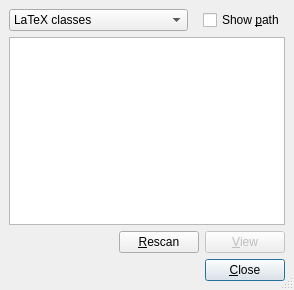
Old version of the form src/frontends/qt4/ui/TexinfoUi.ui in the repository cburschka/lyx.
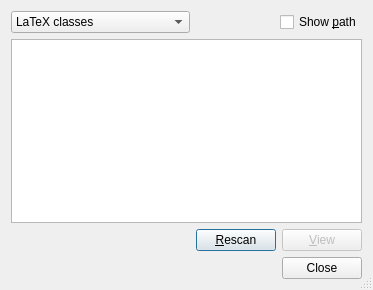
New version of the form.

Commit message: QDialogButtonBox for the remaining dialogs.

```diff
--- a/src/frontends/qt4/ui/TexinfoUi.ui
+++ b/src/frontends/qt4/ui/TexinfoUi.ui
@@ -6,7 +6,7 @@
    <rect>
     <x>0</x>
     <y>0</y>
-    <width>294</width>
+    <width>373</width>
     <height>290</height>
    </rect>
   </property>
@@ -16,128 +16,7 @@
   <property name="sizeGripEnabled">
    <bool>true</bool>
   </property>
-  <layout class="QGridLayout">
-   <property name="leftMargin">
-    <number>9</number>
-   </property>
-   <property name="topMargin">
-    <number>9</number>
-   </property>
-   <property name="rightMargin">
-    <number>9</number>
-   </property>
-   <property name="bottomMargin">
-    <number>9</number>
-   </property>
-   <property name="spacing">
-    <number>6</number>
-   </property>
-   <item row="1" column="0">
-    <widget class="QListWidget" name="fileListLW"/>
-   </item>
-   <item row="3" column="0">
-    <layout class="QHBoxLayout">
-     <property name="spacing">
-      <number>6</number>
-     </property>
-     <property name="leftMargin">
-      <number>0</number>
-     </property>
-     <property name="topMargin">
-      <number>0</number>
-     </property>
-     <property name="rightMargin">
-      <number>0</number>
-     </property>
-     <property name="bottomMargin">
-      <number>0</number>
-     </property>
-     <item>
-      <spacer>
-       <property name="orientation">
-        <enum>Qt::Horizontal</enum>
-       </property>
-       <property name="sizeType">
-        <enum>QSizePolicy::Expanding</enum>
-       </property>
-       <property name="sizeHint" stdset="0">
-        <size>
-         <width>20</width>
-         <height>20</height>
-        </size>
-       </property>
-      </spacer>
-     </item>
-     <item>
-      <widget class="QPushButton" name="closePB">
-       <property name="toolTip">
-        <string>Close this dialog</string>
-       </property>
-       <property name="text">
-        <string>&amp;Close</string>
-       </property>
-      </widget>
-     </item>
-    </layout>
-   </item>
-   <item row="2" column="0">
-    <layout class="QHBoxLayout">
-     <property name="spacing">
-      <number>6</number>
-     </property>
-     <property name="leftMargin">
-      <number>0</number>
-     </property>
-     <property name="topMargin">
-      <number>0</number>
-     </property>
-     <property name="rightMargin">
-      <number>0</number>
-     </property>
-     <property name="bottomMargin">
-      <number>0</number>
-     </property>
-     <item>
-      <spacer>
-       <property name="orientation">
-        <enum>Qt::Horizontal</enum>
-       </property>
-       <property name="sizeType">
-        <enum>QSizePolicy::Expanding</enum>
-       </property>
-       <property name="sizeHint" stdset="0">
-        <size>
-         <width>20</width>
-         <height>20</height>
-        </size>
-       </property>
-      </spacer>
-     </item>
-     <item>
-      <widget class="QPushButton" name="rescanPB">
-       <property name="toolTip">
-        <string>Rebuild the file lists</string>
-       </property>
-       <property name="text">
-        <string>&amp;Rescan</string>
-       </property>
-      </widget>
-     </item>
-     <item>
-      <widget class="QPushButton" name="viewPB">
-       <property name="enabled">
-        <bool>false</bool>
-       </property>
-       <property name="toolTip">
-        <string>Show contents of marked file. Only possible when files are shown with path</string>
-       </property>
-       <property name="text">
-        <string>&amp;View</string>
-       </property>
-      </widget>
-     </item>
-    </layout>
-   </item>
+  <layout class="QGridLayout" name="gridLayout">
    <item row="0" column="0">
     <layout class="QHBoxLayout">
      <property name="spacing">
@@ -220,6 +99,74 @@
      </item>
     </layout>
    </item>
+   <item row="1" column="0">
+    <widget class="QListWidget" name="fileListLW"/>
+   </item>
+   <item row="2" column="0">
+    <layout class="QHBoxLayout">
+     <property name="spacing">
+      <number>6</number>
+     </property>
+     <property name="leftMargin">
+      <number>0</number>
+     </property>
+     <property name="topMargin">
+      <number>0</number>
+     </property>
+     <property name="rightMargin">
+      <number>0</number>
+     </property>
+     <property name="bottomMargin">
+      <number>0</number>
+     </property>
+     <item>
+      <spacer>
+       <property name="orientation">
+        <enum>Qt::Horizontal</enum>
+       </property>
+       <property name="sizeType">
+        <enum>QSizePolicy::Expanding</enum>
+       </property>
+       <property name="sizeHint" stdset="0">
+        <size>
+         <width>20</width>
+         <height>20</height>
+        </size>
+       </property>
+      </spacer>
+     </item>
+     <item>
+      <widget class="QPushButton" name="rescanPB">
+       <property name="toolTip">
+        <string>Rebuild the file lists</string>
+       </property>
+       <property name="text">
+        <string>&amp;Rescan</string>
+       </property>
+      </widget>
+     </item>
+     <item>
+      <widget class="QPushButton" name="viewPB">
+       <property name="enabled">
+        <bool>false</bool>
+       </property>
+       <property name="toolTip">
+        <string>Show contents of marked file. Only possible when files are shown with path</string>
+       </property>
+       <property name="text">
+        <string>&amp;View</string>
+       </property>
+      </widget>
+     </item>
+    </layout>
+   </item>
+   <item row="3" column="0">
+    <widget class="QDialogButtonBox" name="buttonBox">
+     <property name="standardButtons">
+      <set>QDialogButtonBox::Close</set>
+     </property>
+    </widget>
+   </item>
   </layout>
  </widget>
  <tabstops>
```
Left out of the diff: 1 changed line with no effect on the pictures. The commit also changes 24 other files.
